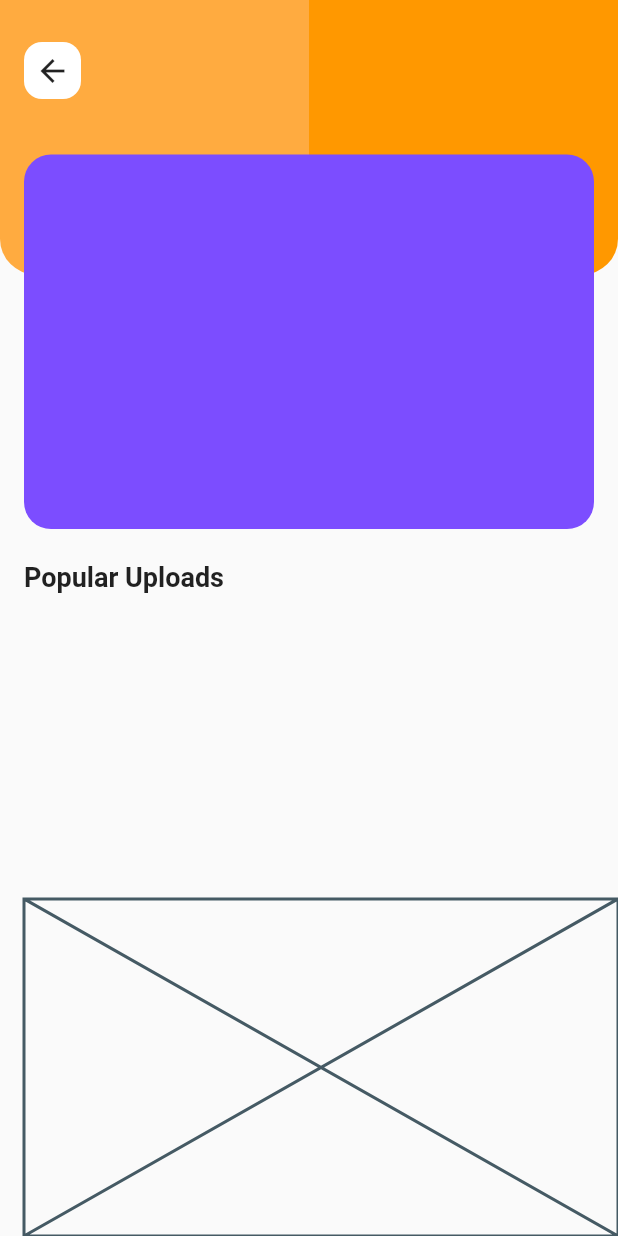
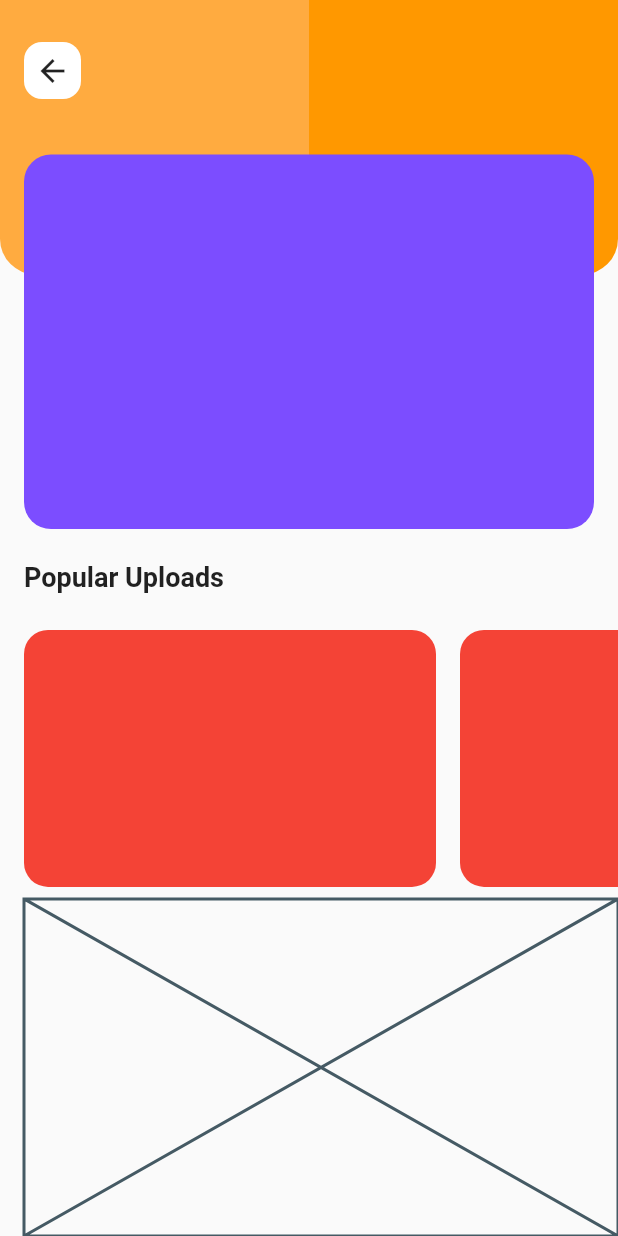
Before and after one commit to JAICHANGPARK/flutter_notebook_the_third_story, a Flutter app: the screen it shows after launch, on a phone screen of 412 x 824 dp. Run offline on Flutter 3.47's test engine with Material 2 defaults, Android fonts, the phone set to English and light mode, and no system bars; our stand-ins replace badges, dotted_border, fl_chart, google_fonts, page_transition, percent_indicator.

Commit message:
Update main_page.dart

```diff
--- a/lib/profile_concept_app/main_page.dart
+++ b/lib/profile_concept_app/main_page.dart
@@ -102,8 +102,16 @@ class MainPage extends StatelessWidget {
                       Expanded(
                         flex: 10,
                         child: ListView.builder(
+                          scrollDirection: Axis.horizontal,
                           itemBuilder: (context, index) {
-                            return Container();
+                            return Container(
+                              margin: EdgeInsets.only(top: 8, bottom: 8, right: 16),
+                              width: MediaQuery.of(context).size.width / 1.5,
+                              decoration: BoxDecoration(
+                                color: Colors.red,
+                                borderRadius: BorderRadius.circular(16)
+                              ),
+                            );
                           },
                           itemCount: 3,
                         ),
```
